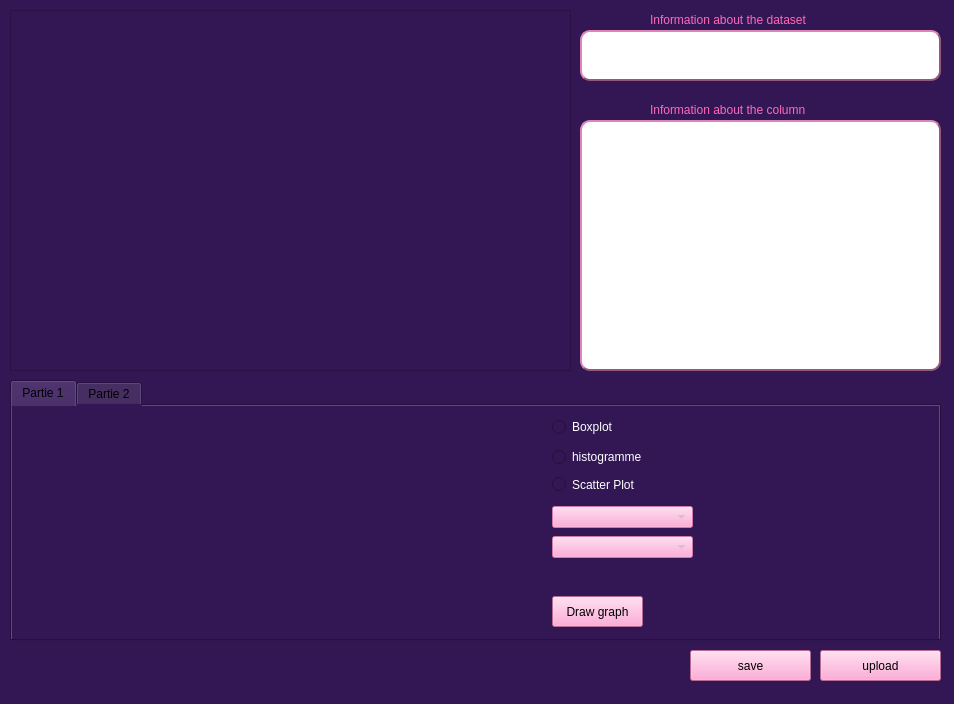
This is PROJET_DM.ui in super-cinnamon/Projet_DM as Qt 5 draws it before an edit. The edited form follows.
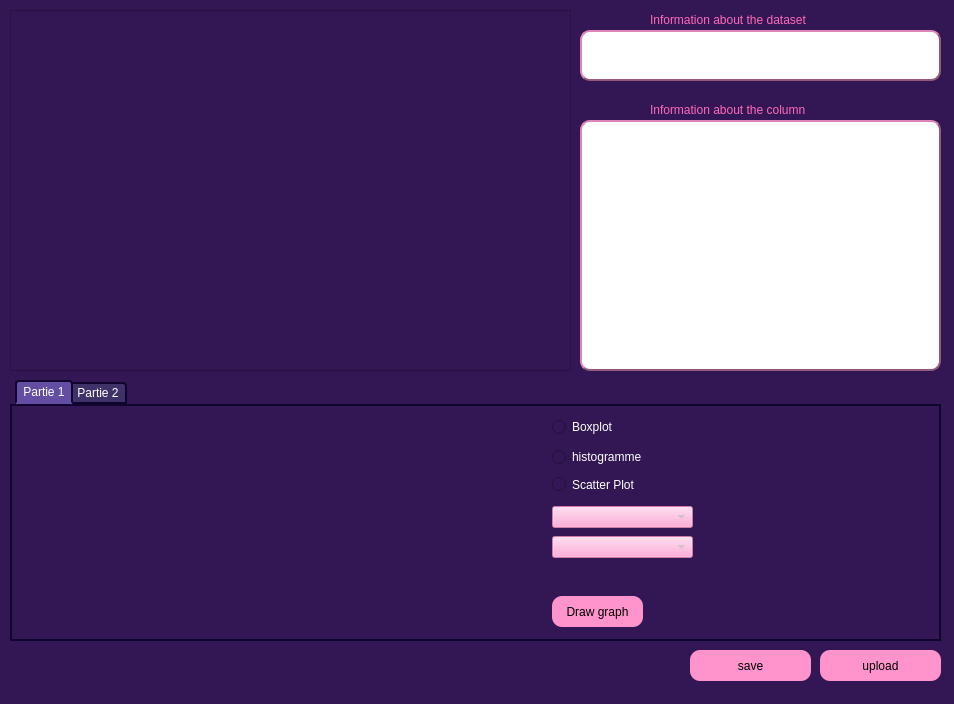
This is the edited form. Icons and pictures are not drawn.

Commit message: finished interface

```diff
--- a/PROJET_DM.ui
+++ b/PROJET_DM.ui
@@ -41,7 +41,9 @@
      </rect>
     </property>
     <property name="styleSheet">
-     <string notr="true">background-color:rgb(255, 147, 203)</string>
+     <string notr="true">background-color:rgb(255, 147, 203);
+border-radius:10px;
+border-style:outset;</string>
     </property>
     <property name="text">
      <string>upload</string>
@@ -57,7 +59,9 @@
      </rect>
     </property>
     <property name="styleSheet">
-     <string notr="true">background-color:rgb(255, 147, 203)</string>
+     <string notr="true">background-color:rgb(255, 147, 203);
+border-radius:10px;
+border-style:outset;</string>
     </property>
     <property name="text">
      <string>save</string>
@@ -156,6 +160,72 @@
       <height>261</height>
      </rect>
     </property>
+    <property name="styleSheet">
+     <string notr="true">QTabWidget{
+color:white;
+border-radius:10px;
+border-color:rgb(0,0,0);
+border-style:outset;
+}
+QTabWidget::pane { /* The tab widget frame */
+    border-top: 2px solid rgb(16, 5, 44);
+border-left: 2px solid rgb(16, 5, 44);
+border-right: 2px solid rgb(16, 5, 44);
+border-bottom: 2px solid rgb(16, 5, 44);
+}
+
+QTabWidget::tab-bar {
+    left: 5px; /* move to the right by 5px */
+}
+
+/* Style the tab using the tab sub-control. Note that
+    it reads QTabBar _not_ QTabWidget */
+QTabBar::tab {
+    background:  rgb(63, 50, 105);
+    border: 2px solid  rgb(16, 5, 44);
+    border-bottom-color:  rgb(16, 5, 44); /* same as the pane color */
+    border-top-left-radius: 4px;
+    border-top-right-radius: 4px;
+    min-width: 8ex;
+    padding: 2px;
+	color:white;
+	width:50px;
+}
+
+QTabBar::tab:selected, QTabBar::tab:hover {
+    background: rgb(99,78,163);
+color:white
+}
+
+QTabBar::tab:selected {
+    border-color:rgb(16, 5, 44) ;
+color:white;
+    border-bottom-color: rgb(99,78,163); /* same as pane color */
+}
+
+QTabBar::tab:!selected {
+    margin-top: 2px; /* make non-selected tabs look smaller */
+}
+
+/* make use of negative margins for overlapping tabs */
+QTabBar::tab:selected {
+    /* expand/overlap to the left and right by 4px */
+    margin-left: -4px;
+    margin-right: -4px;
+}
+
+QTabBar::tab:first:selected {
+    margin-left: 0; /* the first selected tab has nothing to overlap with on the left */
+}
+
+QTabBar::tab:last:selected {
+    margin-right: 0; /* the last selected tab has nothing to overlap with on the right */
+}
+
+QTabBar::tab:only-one {
+    margin: 0; /* if there is only one tab, we don't want overlapping margins */
+}</string>
+    </property>
     <property name="currentIndex">
      <number>0</number>
     </property>
@@ -185,9 +255,9 @@
      <widget class="QWidget" name="widget" native="true">
       <property name="geometry">
        <rect>
-        <x>60</x>
+        <x>90</x>
         <y>-20</y>
-        <width>411</width>
+        <width>351</width>
         <height>271</height>
        </rect>
       </property>
@@ -266,7 +336,9 @@
        </rect>
       </property>
       <property name="styleSheet">
-       <string notr="true">background-color:rgb(255, 147, 203)</string>
+       <string notr="true">background-color:rgb(255, 147, 203);
+border-radius:10px;
+border-style:outset;</string>
       </property>
       <property name="text">
        <string>Draw graph</string>
```
The commit also changes 1 other file.
